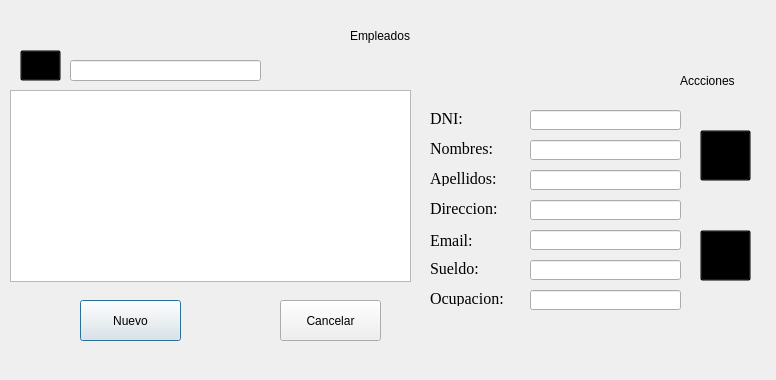
First picture: the form in Sistema_de_Registro_de_Hotel/gui_index_empleado.ui, repository JeffersonFarCar/Sistema-de-Registro-de-Hotel, before the edit.
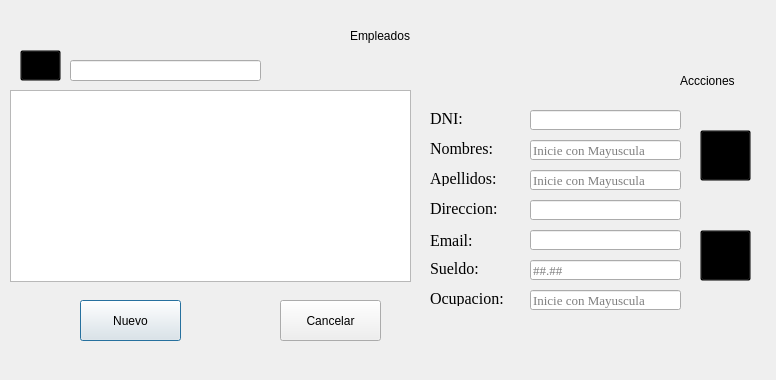
Second picture: the form after the edit. Icons and pictures are not drawn.

Commit message: Validaciones_Empleado

What changed in the file:
```diff
--- a/Sistema_de_Registro_de_Hotel/gui_index_empleado.ui
+++ b/Sistema_de_Registro_de_Hotel/gui_index_empleado.ui
@@ -144,6 +144,15 @@
      <height>20</height>
     </rect>
    </property>
+   <property name="font">
+    <font>
+     <family>Times New Roman</family>
+     <pointsize>10</pointsize>
+    </font>
+   </property>
+   <property name="placeholderText">
+    <string>Inicie con Mayuscula</string>
+   </property>
   </widget>
   <widget class="QLineEdit" name="lineEditApellidoModi">
    <property name="geometry">
@@ -154,6 +163,15 @@
      <height>20</height>
     </rect>
    </property>
+   <property name="font">
+    <font>
+     <family>Times New Roman</family>
+     <pointsize>10</pointsize>
+    </font>
+   </property>
+   <property name="placeholderText">
+    <string>Inicie con Mayuscula</string>
+   </property>
   </widget>
   <widget class="QLineEdit" name="lineEditDireccionModi">
    <property name="geometry">
@@ -184,6 +202,15 @@
      <height>20</height>
     </rect>
    </property>
+   <property name="font">
+    <font>
+     <family>Times New Roman</family>
+     <pointsize>10</pointsize>
+    </font>
+   </property>
+   <property name="placeholderText">
+    <string>Inicie con Mayuscula</string>
+   </property>
   </widget>
   <widget class="QLineEdit" name="lineEditSueldoModi">
    <property name="geometry">
@@ -194,6 +221,15 @@
      <height>20</height>
     </rect>
    </property>
+   <property name="font">
+    <font>
+     <family>Times New Roman</family>
+     <pointsize>10</pointsize>
+    </font>
+   </property>
+   <property name="placeholderText">
+    <string>##.##</string>
+   </property>
   </widget>
   <widget class="QLabel" name="label">
    <property name="geometry">
```
Left out of the diff: 18 changed lines with no effect on the pictures. The commit also changes 15 other files.
